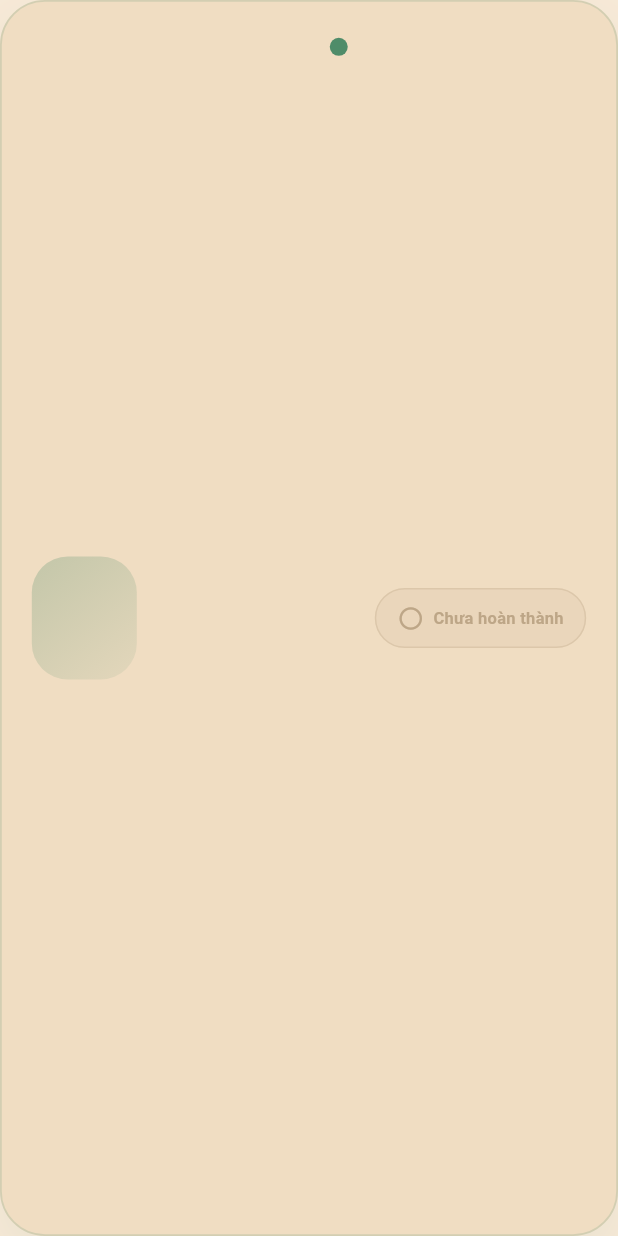
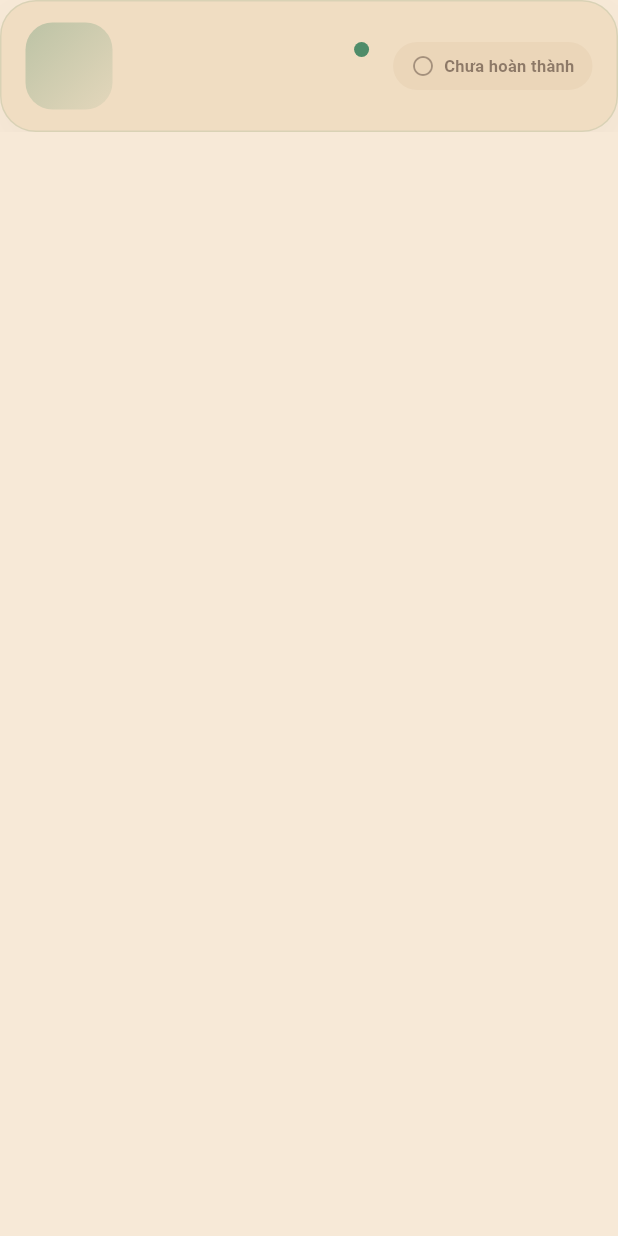
Before and after one commit to hieuhieu2202/learnchinesene, a Flutter app: the WordListItem widget shown alone on an empty page, opened directly with empty values, on a phone screen of 412 x 824 dp. Run offline on Flutter 3.47's test engine with Material 3 defaults, Android fonts, the light colour scheme and no system bars; our stand-ins replace audioplayers, get, sqflite; accounts and stored records are empty.

Commit message:
Soften word list card layout

```diff
--- a/lib/features/vocabulary/presentation/widgets/word_list_item.dart
+++ b/lib/features/vocabulary/presentation/widgets/word_list_item.dart
@@ -26,24 +26,24 @@ class WordListItem extends StatelessWidget {
       color: Colors.transparent,
       child: InkWell(
         onTap: onTap,
-        borderRadius: BorderRadius.circular(30),
+        borderRadius: BorderRadius.circular(24),
         child: Ink(
           decoration: BoxDecoration(
             color: theme.colorScheme.surface,
-            borderRadius: BorderRadius.circular(30),
+            borderRadius: BorderRadius.circular(24),
             border: Border.all(
-              color: accent.withOpacity(0.18),
-              width: 1.2,
+              color: accent.withOpacity(0.14),
+              width: 1,
             ),
             boxShadow: [
               BoxShadow(
-                color: accent.withOpacity(0.08),
-                blurRadius: 24,
-                offset: const Offset(0, 12),
+                color: theme.colorScheme.onSurface.withOpacity(0.04),
+                blurRadius: 20,
+                offset: const Offset(0, 10),
               ),
             ],
           ),
-          padding: const EdgeInsets.symmetric(horizontal: 20, vertical: 18),
+          padding: const EdgeInsets.symmetric(horizontal: 16, vertical: 14),
           child: Row(
             crossAxisAlignment: CrossAxisAlignment.center,
             children: [
@@ -51,22 +51,23 @@ class WordListItem extends StatelessWidget {
                 accent: accent,
                 glyph: word.word,
               ),
-              const SizedBox(width: 18),
+              const SizedBox(width: 16),
               Expanded(
                 child: Column(
                   crossAxisAlignment: CrossAxisAlignment.start,
+                  mainAxisSize: MainAxisSize.min,
                   children: [
                     Row(
-                      crossAxisAlignment: CrossAxisAlignment.center,
                       children: [
                         Expanded(
                           child: Text(
-                            word.transliteration,
+                            word.translation,
                             maxLines: 1,
                             overflow: TextOverflow.ellipsis,
                             style: theme.textTheme.titleMedium?.copyWith(
                               fontWeight: FontWeight.w700,
-                              letterSpacing: 0.4,
+                              letterSpacing: 0.2,
+                              color: theme.colorScheme.onSurface,
                             ),
                           ),
                         ),
@@ -74,18 +75,20 @@ class WordListItem extends StatelessWidget {
                         _LevelDot(color: accent),
                       ],
                     ),
-                    const SizedBox(height: 8),
+                    const SizedBox(height: 6),
                     Text(
-                      word.translation,
-                      style: theme.textTheme.bodyMedium?.copyWith(
-                        height: 1.35,
-                        color: theme.colorScheme.onSurface.withOpacity(0.78),
+                      word.transliteration,
+                      maxLines: 1,
+                      overflow: TextOverflow.ellipsis,
+                      style: theme.textTheme.bodySmall?.copyWith(
+                        fontWeight: FontWeight.w600,
+                        color: theme.colorScheme.onSurface.withOpacity(0.65),
                       ),
                     ),
                   ],
                 ),
               ),
-              const SizedBox(width: 18),
+              const SizedBox(width: 16),
               _StatusBadge(
                 label: statusLabel,
                 accent: statusColor,
@@ -112,25 +115,27 @@ class _GlyphBadge extends StatelessWidget {
   Widget build(BuildContext context) {
     final theme = Theme.of(context);
     return Container(
-      width: 70,
-      height: 82,
+      width: 58,
+      height: 58,
       decoration: BoxDecoration(
         gradient: LinearGradient(
           begin: Alignment.topLeft,
           end: Alignment.bottomRight,
           colors: [
-            accent.withOpacity(0.28),
+            accent.withOpacity(0.32),
             accent.withOpacity(0.08),
           ],
         ),
-        borderRadius: BorderRadius.circular(24),
+        borderRadius: BorderRadius.circular(18),
       ),
       alignment: Alignment.center,
       child: Text(
         glyph,
-        style: theme.textTheme.displaySmall?.copyWith(
-          fontWeight: FontWeight.w800,
-          fontSize: 36,
+        maxLines: 1,
+        overflow: TextOverflow.ellipsis,
+        style: theme.textTheme.headlineSmall?.copyWith(
+          fontWeight: FontWeight.w700,
+          fontSize: 26,
           color: theme.colorScheme.onSurface,
         ),
       ),
@@ -146,8 +151,8 @@ class _LevelDot extends StatelessWidget {
   @override
   Widget build(BuildContext context) {
     return Container(
-      width: 12,
-      height: 12,
+      width: 10,
+      height: 10,
       decoration: BoxDecoration(
         color: color,
         shape: BoxShape.circle,
@@ -170,30 +175,36 @@ class _StatusBadge extends StatelessWidget {
   @override
   Widget build(BuildContext context) {
     final theme = Theme.of(context);
+    final background = mastered
+        ? accent.withOpacity(0.16)
+        : theme.colorScheme.surfaceVariant.withOpacity(0.55);
+    final borderColor = mastered ? accent.withOpacity(0.4) : Colors.transparent;
+
     return Container(
-      padding: const EdgeInsets.symmetric(horizontal: 14, vertical: 10),
+      padding: const EdgeInsets.symmetric(horizontal: 12, vertical: 8),
       decoration: BoxDecoration(
-        color: accent.withOpacity(0.12),
-        borderRadius: BorderRadius.circular(20),
-        border: Border.all(
-          color: accent.withOpacity(0.32),
-          width: 1,
-        ),
+        color: background,
+        borderRadius: BorderRadius.circular(18),
+        border: Border.all(color: borderColor, width: mastered ? 1 : 0),
       ),
       child: Row(
         mainAxisSize: MainAxisSize.min,
         children: [
           Icon(
-            mastered ? Icons.check_rounded : Icons.brightness_1_outlined,
-            size: 18,
-            color: accent,
+            mastered ? Icons.check_rounded : Icons.radio_button_unchecked,
+            size: 16,
+            color: mastered
+                ? accent
+                : theme.colorScheme.onSurface.withOpacity(0.45),
           ),
           const SizedBox(width: 6),
           Text(
             label,
             style: theme.textTheme.labelSmall?.copyWith(
-              color: accent,
-              fontWeight: FontWeight.w700,
+              color: mastered
+                  ? accent
+                  : theme.colorScheme.onSurface.withOpacity(0.6),
+              fontWeight: FontWeight.w600,
               letterSpacing: 0.2,
             ),
           ),
```
